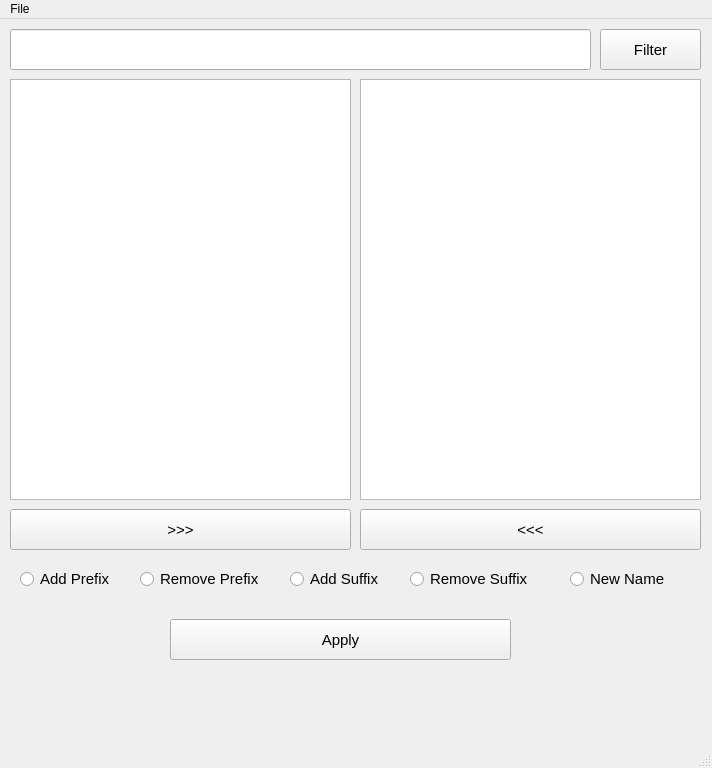
Before: the Qt Designer form bulkgui.ui in azaanzafar1610/bulkRenameFile, drawn with Qt 5.
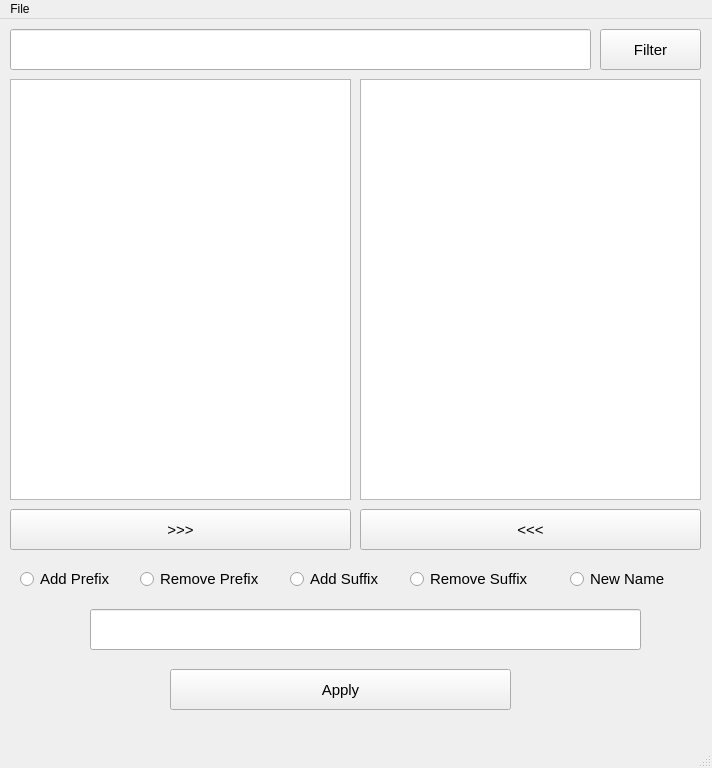
After: the same form once the commit is applied.

Commit message:
Finished Bulk Renaming tool
added different features:

-rename tool
-add/remove prefix/suffix
- filter tool

```diff
--- a/bulkgui.ui
+++ b/bulkgui.ui
@@ -213,7 +213,7 @@
     <property name="geometry">
      <rect>
       <x>170</x>
-      <y>600</y>
+      <y>650</y>
       <width>341</width>
       <height>41</height>
      </rect>
@@ -227,6 +227,21 @@
      <string>Apply</string>
     </property>
    </widget>
+   <widget class="QLineEdit" name="nameEdit">
+    <property name="geometry">
+     <rect>
+      <x>90</x>
+      <y>590</y>
+      <width>551</width>
+      <height>41</height>
+     </rect>
+    </property>
+    <property name="font">
+     <font>
+      <pointsize>11</pointsize>
+     </font>
+    </property>
+   </widget>
   </widget>
   <widget class="QMenuBar" name="menubar">
    <property name="geometry">
```
The commit also changes 1 other file.
